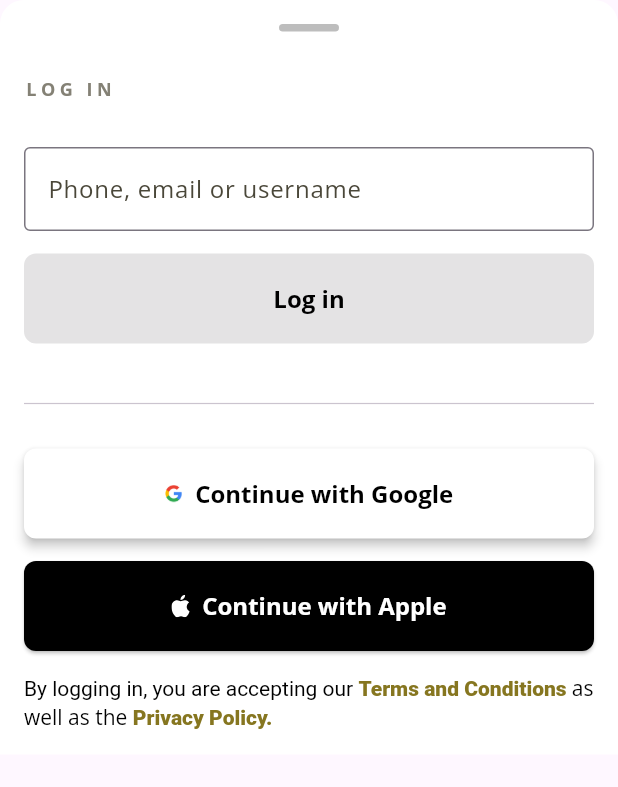
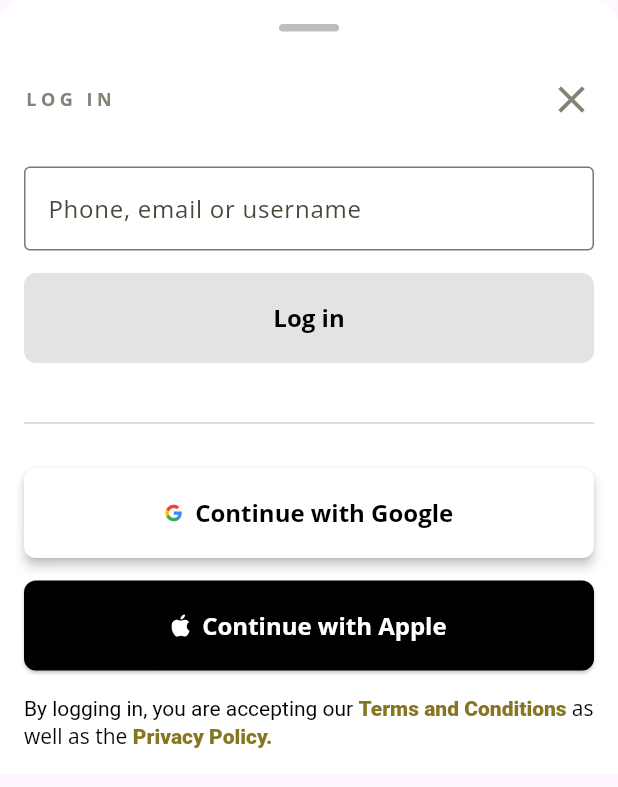
Before and after one commit to BrunaScauri/test-olliefy, a Flutter app: the LoginModal widget shown alone on an empty page, opened directly, on a phone screen of 412 x 824 dp. Shown: the top 787 px of the screen. Run offline on Flutter 3.47's test engine with Material 3 defaults, Android fonts, the phone set to English and light mode, and no system bars; our stand-ins replace flutter_svg, google_fonts.

```diff
--- a/lib/screens/login_modal.dart
+++ b/lib/screens/login_modal.dart
@@ -54,17 +54,27 @@ class _LoginModalState extends State<LoginModal> {
           SizedBox(height: 30),
           Align(
             alignment: Alignment.centerLeft,
-            child: Container(
-              child: Text(
+            child: Row(
+              mainAxisAlignment: MainAxisAlignment.spaceBetween,
+              children: [
+                Text(
                   'LOG IN',
                   style: GoogleFonts.openSans(
                     fontSize: 12,
                     fontWeight: FontWeight.bold,
-                  color: Color.fromRGBO(132, 129, 117, 1),
+                    color: AppColors.primaryGray30,
                     letterSpacing: 3.0,
                   ),
                 ),
+                //IMPLEMENT CLOSING BUTTON LOGIN MODAL
+                Icon(
+                  Icons.close,
+                  size: 30,
+                  color: AppColors.primaryGray30,
                 ),
+              ]
+            )
+
           ),
           SizedBox(height: 30),
           Container(
--- a/lib/screens/main_screen.dart
+++ b/lib/screens/main_screen.dart
@@ -118,13 +118,17 @@ class MainScreen extends StatelessWidget {
                   ]
                 ),
                 Flexible(flex: 5, child: Container()),
-                Image.asset(
+                Container(
+                  constraints: BoxConstraints(maxWidth: 450),
+                  child: Image.asset(
                   'assets/main_screen.png',
                   alignment: Alignment.bottomCenter,
                   fit: BoxFit.fill,
                   opacity: const AlwaysStoppedAnimation(.8),
                   width: MediaQuery.of(context).size.width,
                 ),
+                ),
+
               ],
             ),
           ),
```
Lines whose indentation alone changed are shown as unchanged.
